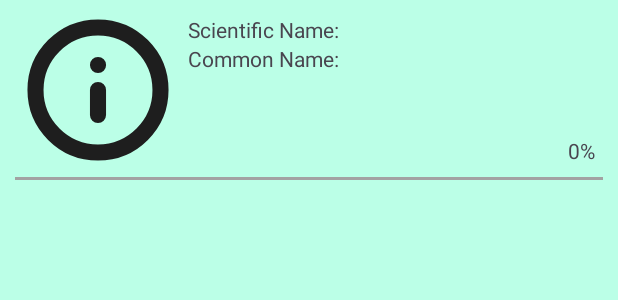
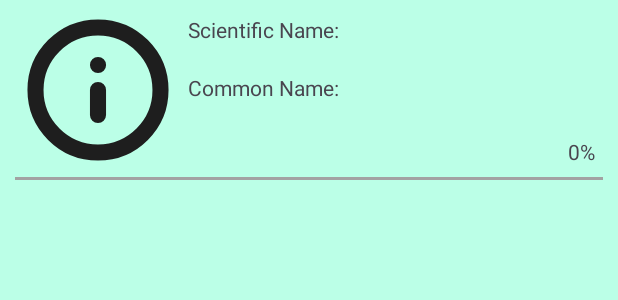
Before and after one commit to dion-choy/mad-plantopia, an Android app: the layout results_row.xml on its own in the app's theme, with its tools: preview values and no code run, on a phone screen of 412 x 824 dp. Shown: the top 300 px of the screen. Run offline under Robolectric (Android 15) with nearby library versions, the phone set to English and light mode, and no system bars.

Commit message:
organised results row more neatly

```diff
--- a/app/src/main/java/com/sp/madproj/IdResult.java
+++ b/app/src/main/java/com/sp/madproj/IdResult.java
@@ -165,7 +165,7 @@ public class IdResult extends AppCompatActivity {
                     for (int i = 0; i < Math.min(commonNames.length(), 3); i++) {
                         commonNameOut += commonNames.getString(i).substring(0, 1).toUpperCase() +
                                 commonNames.getString(i).substring(1);
-                        if (i < 2) {
+                        if (i < Math.min(commonNames.length(), 3)-1) {
                             commonNameOut += ",\n";
                         }
                     }
--- a/app/src/main/res/layout/results_row.xml
+++ b/app/src/main/res/layout/results_row.xml
@@ -16,9 +16,7 @@
             android:layout_height="100dp"
             android:layout_marginStart="15dp"
             android:layout_marginTop="10dp"
-            android:layout_marginBottom="10dp"
             android:layout_weight="1"
-            app:layout_constraintBottom_toBottomOf="parent"
             app:layout_constraintStart_toStartOf="parent"
             app:layout_constraintTop_toTopOf="parent"
             app:srcCompat="@drawable/notif_info" />
@@ -38,10 +36,10 @@
             android:id="@+id/speciesName"
             android:layout_width="wrap_content"
             android:layout_height="wrap_content"
-            android:layout_marginTop="10dp"
+            android:layout_marginStart="20dp"
             android:layout_weight="1"
-            app:layout_constraintStart_toEndOf="@id/scientificLabel"
-            app:layout_constraintTop_toTopOf="parent" />
+            app:layout_constraintStart_toEndOf="@id/similarImage"
+            app:layout_constraintTop_toBottomOf="@id/scientificLabel" />
 
         <TextView
             android:id="@+id/commonLabel"
@@ -57,23 +55,27 @@
             android:id="@+id/commonName"
             android:layout_width="0dp"
             android:layout_height="wrap_content"
+            android:layout_marginStart="20dp"
             android:layout_marginEnd="20dp"
             app:layout_constraintEnd_toEndOf="parent"
             app:layout_constraintHorizontal_bias="0.0"
-            app:layout_constraintStart_toEndOf="@id/commonLabel"
-            app:layout_constraintTop_toBottomOf="@+id/speciesName" />
+            app:layout_constraintStart_toEndOf="@id/similarImage"
+            app:layout_constraintTop_toBottomOf="@id/commonLabel" />
 
         <TextView
             android:id="@+id/accuracy"
             android:layout_width="wrap_content"
             android:layout_height="wrap_content"
+            android:layout_marginTop="4dp"
             android:layout_marginEnd="15dp"
-            android:layout_marginBottom="10dp"
+            android:layout_marginBottom="7dp"
             android:text="0%"
-            app:layout_constraintBottom_toBottomOf="parent"
-            app:layout_constraintEnd_toEndOf="parent" />
+            app:layout_constraintBottom_toTopOf="@+id/horizontalLine"
+            app:layout_constraintEnd_toEndOf="parent"
+            app:layout_constraintTop_toBottomOf="@+id/commonName" />
 
         <View
+            android:id="@+id/horizontalLine"
             android:layout_width="match_parent"
             android:layout_height="2dp"
             android:layout_marginStart="10dp"
```
